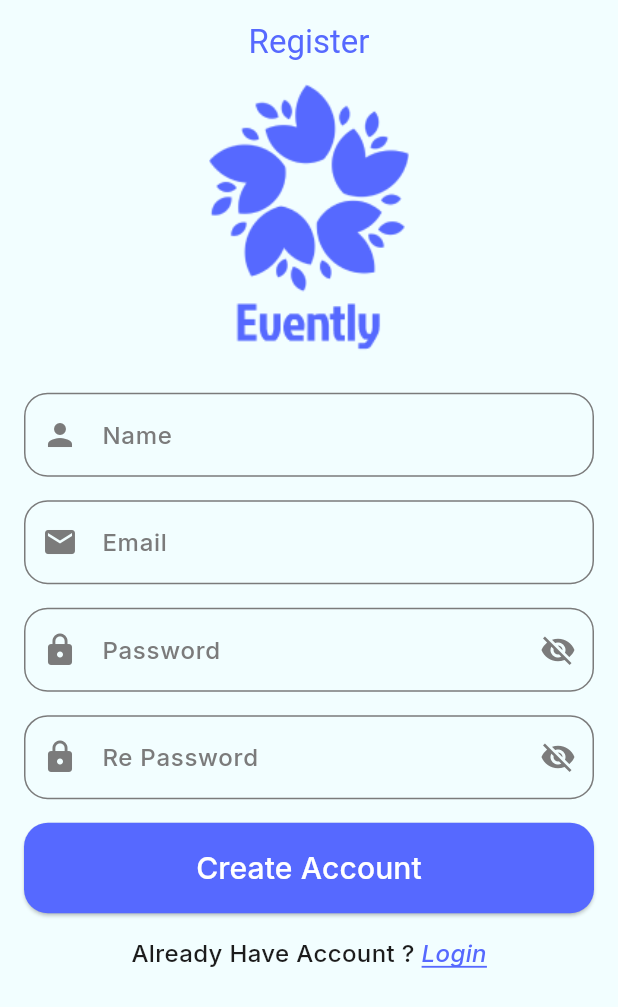
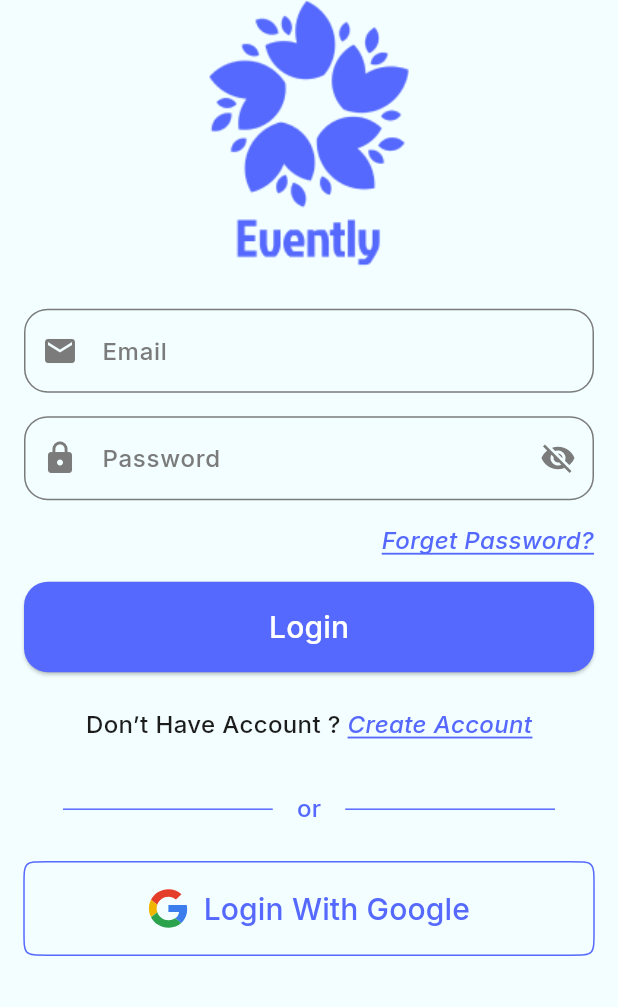
Before and after one commit to ahmedmohamed41/evently_app, a Flutter app: the screen it shows after launch, on a phone screen of 412 x 824 dp. Shown: the top 1007 px of the screen. Run offline on Flutter 3.47's test engine with Material 3 defaults, Android fonts, the phone set to English and light mode, and no system bars; our stand-ins replace flutter_screenutil, flutter_svg, google_fonts.

Commit message:
finish Ui login

```diff
--- a/lib/core/resources/assets_manager.dart
+++ b/lib/core/resources/assets_manager.dart
@@ -1,4 +1,5 @@
 class ImagesAssets {
   static const String base = 'assets/images';
   static const String eventlyLogo = '$base/Logo.png';
+  static const String googleIcon = '$base/google_icon.svg';
 }
--- a/lib/core/widgets/custom_buttom_text.dart
+++ b/lib/core/widgets/custom_buttom_text.dart
@@ -10,6 +10,7 @@ class CustomButtomText extends StatelessWidget {
     return InkWell(
       onTap: () {},
       child: Text(
+        textAlign: TextAlign.end,
         text,
         style: GoogleFonts.inter(
           fontStyle: FontStyle.italic,
--- a/lib/features/auth/login/login.dart
+++ b/lib/features/auth/login/login.dart
@@ -1,10 +1,137 @@
+import 'package:evently_app/core/resources/assets_manager.dart';
+import 'package:evently_app/core/resources/colors_manager.dart';
+import 'package:evently_app/core/widgets/custom_buttom_text.dart';
+import 'package:evently_app/core/widgets/custom_elevated_button.dart';
+import 'package:evently_app/core/widgets/custom_text_form_field.dart';
 import 'package:flutter/material.dart';
+import 'package:flutter_screenutil/flutter_screenutil.dart';
+import 'package:flutter_svg/svg.dart';
+import 'package:google_fonts/google_fonts.dart';
 
-class Login extends StatelessWidget {
+class Login extends StatefulWidget {
   const Login({super.key});
 
   @override
+  State<Login> createState() => _LoginState();
+}
+
+class _LoginState extends State<Login> {
+  bool securePassword = true;
+  @override
   Widget build(BuildContext context) {
-    return const Placeholder();
+    return Scaffold(
+      body: SingleChildScrollView(
+        child: Padding(
+          padding: EdgeInsets.symmetric(
+            horizontal: 16,
+            vertical: MediaQuery.of(context).viewInsets.top.h,
+          ),
+          child: SafeArea(
+            child: Column(
+              crossAxisAlignment: CrossAxisAlignment.stretch,
+              children: [
+                Image.asset(
+                  ImagesAssets.eventlyLogo,
+                  width: 136.w,
+                  height: 186.h,
+                ),
+                SizedBox(height: 24.h),
+                CustomTextFormField(text: 'Email', prefixIcon: Icons.email),
+                SizedBox(height: 16.h),
+                CustomTextFormField(
+                  obscureText: securePassword,
+                  text: 'Password',
+                  prefixIcon: Icons.lock,
+                  suffixIcon: IconButton(
+                    onPressed: _onClickedPasswordSecure,
+                    icon: Icon(
+                      securePassword ? Icons.visibility_off : Icons.visibility,
+                      color: ColorsManager.grey,
+                    ),
+                  ),
+                ),
+                SizedBox(height: 16.h),
+                CustomButtomText(text: 'Forget Password?'),
+                SizedBox(height: 16.h),
+                CustomElevatedButton(title: 'Login'),
+                SizedBox(height: 24.h),
+                Row(
+                  mainAxisAlignment: MainAxisAlignment.center,
+                  children: [
+                    Text(
+                      'Don’t Have Account ? ',
+                      style: GoogleFonts.inter(
+                        color: ColorsManager.black1c,
+                        fontSize: 16,
+                        fontWeight: FontWeight.w500,
+                      ),
+                    ),
+                    CustomButtomText(text: 'Create Account'),
+                  ],
+                ),
+
+                SizedBox(height: 34.h),
+                Row(
+                  children: [
+                    Expanded(
+                      child: Divider(
+                        indent: 26,
+                        endIndent: 16,
+                        color: ColorsManager.blue,
+                      ),
+                    ),
+                    Text(
+                      'or',
+                      style: GoogleFonts.inter(
+                        color: ColorsManager.blue,
+                        fontSize: 16,
+                        fontWeight: FontWeight.w500,
+                      ),
+                    ),
+                    Expanded(
+                      child: Divider(
+                        indent: 16,
+                        endIndent: 26,
+                        color: ColorsManager.blue,
+                      ),
+                    ),
+                  ],
+                ),
+                SizedBox(height: 24.h),
+                MaterialButton(
+                  padding: EdgeInsets.symmetric(vertical: 17.h),
+                  shape: ContinuousRectangleBorder(
+                    borderRadius: BorderRadiusGeometry.circular(16.r),
+                    side: BorderSide(color: ColorsManager.blue),
+                  ),
+                  onPressed: () {},
+                  child: Row(
+                    mainAxisAlignment: MainAxisAlignment.center,
+                    children: [
+                      SvgPicture.asset(ImagesAssets.googleIcon),
+                      SizedBox(width: 10),
+                      Text(
+                        'Login With Google',
+                        style: GoogleFonts.inter(
+                          color: ColorsManager.blue,
+                          fontSize: 20,
+                          fontWeight: FontWeight.w500,
+                        ),
+                      ),
+                    ],
+                  ),
+                ),
+              ],
+            ),
+          ),
+        ),
+      ),
+    );
+  }
+
+  void _onClickedPasswordSecure() {
+    setState(() {
+      securePassword = !securePassword;
+    });
   }
 }
--- a/lib/main.dart
+++ b/lib/main.dart
@@ -20,7 +20,7 @@ class EventlyApp extends StatelessWidget {
         debugShowCheckedModeBanner: false,
         theme: ThemeManager.light,
         onGenerateRoute: RoutesManager.router,
-        initialRoute: RoutesManager.register,
+        initialRoute: RoutesManager.login,
       ),
     );
   }
```
Also changed, not shown: pubspec.yaml (+5 -16 lines), assets/images/google_icon.svg (added), pubspec.lock.
